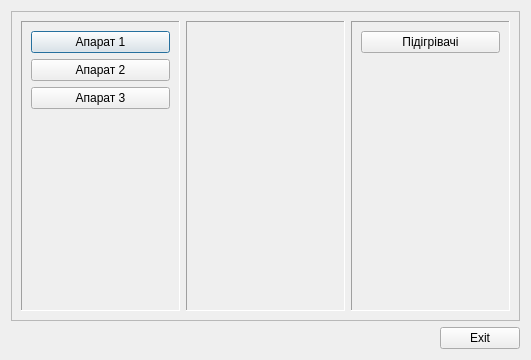
First picture: the form in aparat/scada/history.ui, repository vanessaorgua/illitsi, before the edit.
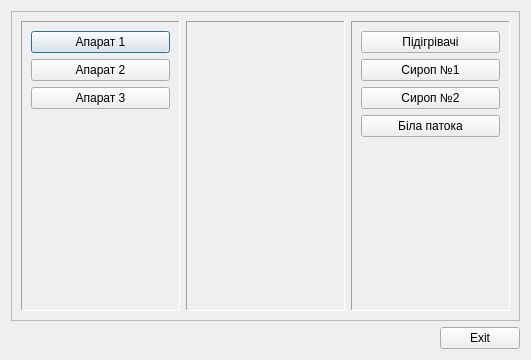
Second picture: the form after the edit.

Diff of the .ui file:
```diff
--- a/aparat/scada/history.ui
+++ b/aparat/scada/history.ui
@@ -110,6 +110,27 @@
            </property>
           </widget>
          </item>
+         <item>
+          <widget class="QPushButton" name="trend0sir1">
+           <property name="text">
+            <string>Сироп №1</string>
+           </property>
+          </widget>
+         </item>
+         <item>
+          <widget class="QPushButton" name="trend0sir2">
+           <property name="text">
+            <string>Сироп №2</string>
+           </property>
+          </widget>
+         </item>
+         <item>
+          <widget class="QPushButton" name="trend0whs">
+           <property name="text">
+            <string>Біла патока</string>
+           </property>
+          </widget>
+         </item>
          <item>
           <spacer name="verticalSpacer_3">
            <property name="orientation">
```
